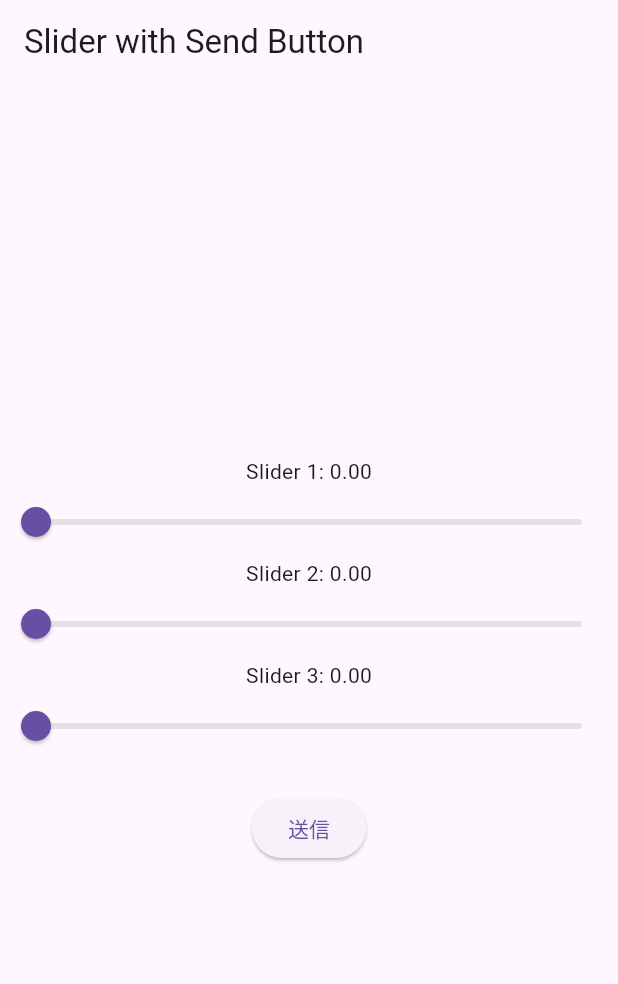
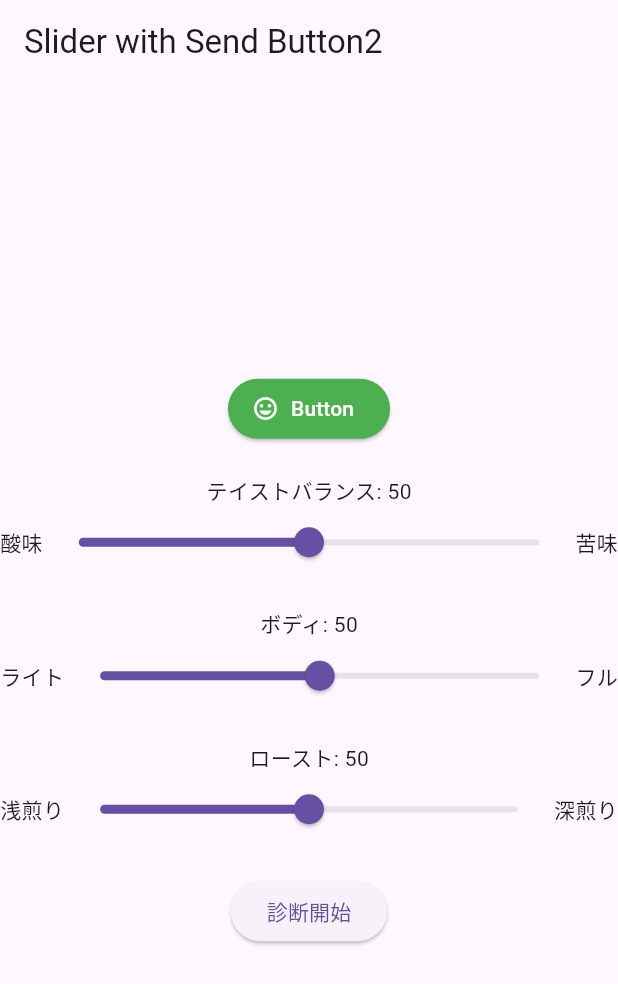
Before and after one commit to jphacks/hs_2408, a Flutter app: the screen it shows after launch, on a phone screen of 412 x 824 dp. Shown: the top 984 px of the screen. Run offline on Flutter 3.47's test engine with Material 3 defaults, Android fonts, the phone set to English and light mode, and no system bars; our stand-ins replace flutter_dotenv.

Commit message:
・文字の修正 ・スライドバーの左右に文字を追加

```diff
--- a/front/coffee/lib/main.dart
+++ b/front/coffee/lib/main.dart
@@ -27,9 +27,10 @@ class _SliderScreen extends StatefulWidget {
 }
 
 class _SliderScreenState extends State<_SliderScreen> {
-  double sliderValue1 = 0.0;
-  double sliderValue2 = 0.0;
-  double sliderValue3 = 0.0;
+  bool isIce = true;
+  int sliderValue1 = 50;
+  int sliderValue2 = 50;
+  int sliderValue3 = 50;
   String imgurl = "https://www.kaldi.co.jp/ec/img/775/4515996013775_M_1m.jpg";
 
   Future<void> sendValues() async {
@@ -43,9 +44,9 @@ class _SliderScreenState extends State<_SliderScreen> {
       Uri.parse(url),
       headers: {'Content-Type': 'application/json'},
       body: jsonEncode({
-        'value1': sliderValue1,
-        'value2': sliderValue2,
-        'value3': sliderValue3,
+        'acid': sliderValue1,
+        'body': sliderValue2,
+        'roast': sliderValue3,
       }),
     );
 
@@ -61,44 +62,98 @@ class _SliderScreenState extends State<_SliderScreen> {
   @override
   Widget build(BuildContext context) {
     return Scaffold(
-      appBar: AppBar(title: const Text('Slider with Send Button')),
+      appBar: AppBar(title: const Text('Slider with Send Button2')),
       body: Column(
         mainAxisAlignment: MainAxisAlignment.center,
         children: [
-          Text('Slider 1: ${sliderValue1.toStringAsFixed(2)}'),
-          Slider(
-            value: sliderValue1,
+          ElevatedButton.icon(
+            icon: const Icon(
+              Icons.tag_faces,
+              color: Colors.white,
+            ),
+            label: const Text('Button'),
+            style: ElevatedButton.styleFrom(
+              backgroundColor: Colors.green, // primaryをbackgroundColorに変更
+              foregroundColor:
+                  Colors.white, // これも変更が必要であれば、例えばforegroundColorに変更
+            ),
+            onPressed: () {},
+          ),
+          const SizedBox(height: 20),
+
+          // テイストバランススライダー
+          Text('テイストバランス: ${sliderValue1.toString()}'),
+          Row(
+            mainAxisAlignment: MainAxisAlignment.spaceBetween,
+            children: [
+              const Text('酸味'),
+              Expanded(
+                child: Slider(
+                  value: sliderValue1.toDouble(),
                   min: 0,
                   max: 100,
+                  divisions: 100,
                   onChanged: (value) {
                     setState(() {
-                sliderValue1 = value;
+                      sliderValue1 = value.toInt();
                     });
                   },
                 ),
-          Text('Slider 2: ${sliderValue2.toStringAsFixed(2)}'),
-          Slider(
-            value: sliderValue2,
+              ),
+              const Text('苦味'),
+            ],
+          ),
+          const SizedBox(height: 20),
+
+          // ボディスライダー
+          Text('ボディ: ${sliderValue2.toString()}'),
+          Row(
+            mainAxisAlignment: MainAxisAlignment.spaceBetween,
+            children: [
+              const Text('ライト'),
+              Expanded(
+                child: Slider(
+                  value: sliderValue2.toDouble(),
                   min: 0,
                   max: 100,
+                  divisions: 100,
                   onChanged: (value) {
                     setState(() {
-                sliderValue2 = value;
+                      sliderValue2 = value.toInt();
                     });
                   },
                 ),
-          Text('Slider 3: ${sliderValue3.toStringAsFixed(2)}'),
-          Slider(
-            value: sliderValue3,
+              ),
+              const Text('フル'),
+            ],
+          ),
+          const SizedBox(height: 20),
+
+          // ローストスライダー
+          Text('ロースト: ${sliderValue3.toString()}'),
+          Row(
+            mainAxisAlignment: MainAxisAlignment.spaceBetween,
+            children: [
+              const Text('浅煎り'),
+              Expanded(
+                child: Slider(
+                  value: sliderValue3.toDouble(),
                   min: 0,
                   max: 100,
+                  divisions: 100,
                   onChanged: (value) {
                     setState(() {
-                sliderValue3 = value;
+                      sliderValue3 = value.toInt();
                     });
                   },
                 ),
+              ),
+              const Text('深煎り'),
+            ],
+          ),
           const SizedBox(height: 20),
+
+          // 送信ボタン
           ElevatedButton(
             onPressed: () async {
               await sendValues();
@@ -112,7 +167,7 @@ class _SliderScreenState extends State<_SliderScreen> {
                     });
               }
             },
-            child: const Text('送信'),
+            child: const Text('診断開始'),
           ),
         ],
       ),
```
Lines whose indentation alone changed are shown as unchanged.
